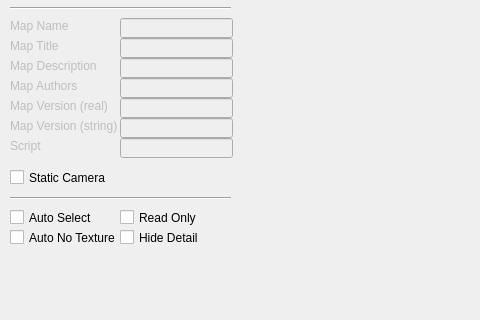
The window that tankbobs-editor/properties.ui (bairyn/tankbobs) describes before a commit, drawn with Qt 5; both pictures show x 0 to 480 and y 432 to 752 of the 1020 by 752 pixel window.
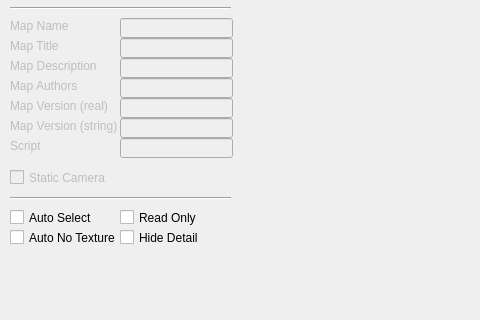
The same window after the commit.

Commit message: Static Camera option is disabled by default in properties dialogue

```diff
--- a/tankbobs-editor/properties.ui
+++ b/tankbobs-editor/properties.ui
@@ -1105,7 +1105,7 @@
   </widget>
   <widget class="QCheckBox" name="staticCamera">
    <property name="enabled">
-    <bool>true</bool>
+    <bool>false</bool>
    </property>
    <property name="geometry">
     <rect>
```
